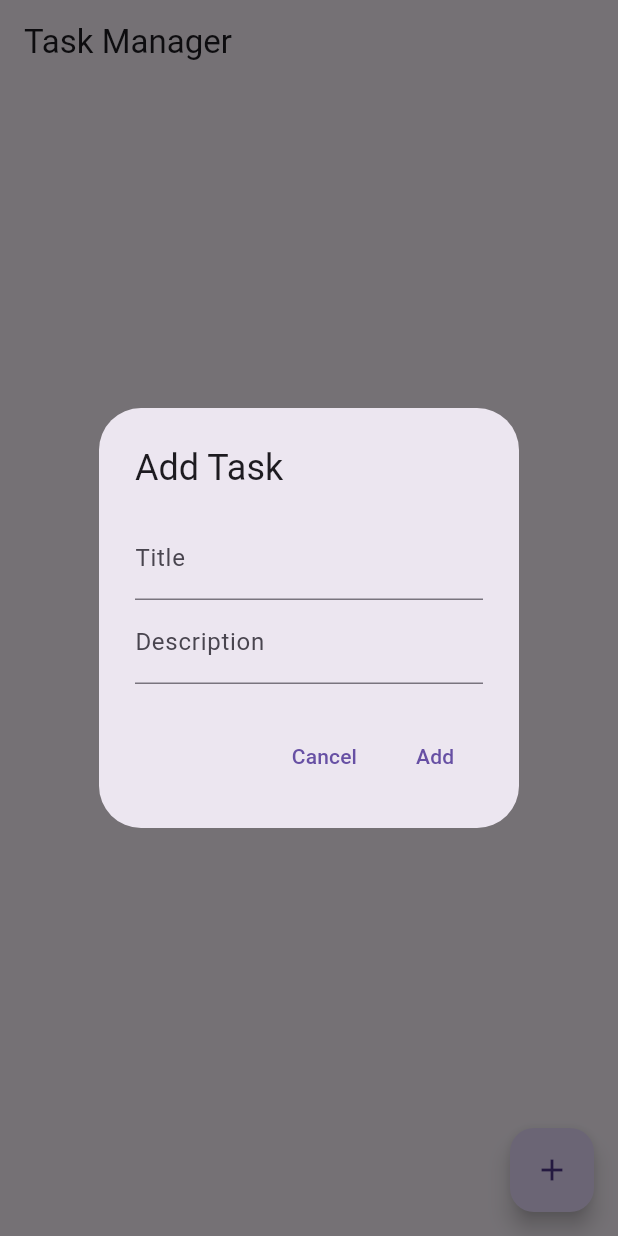
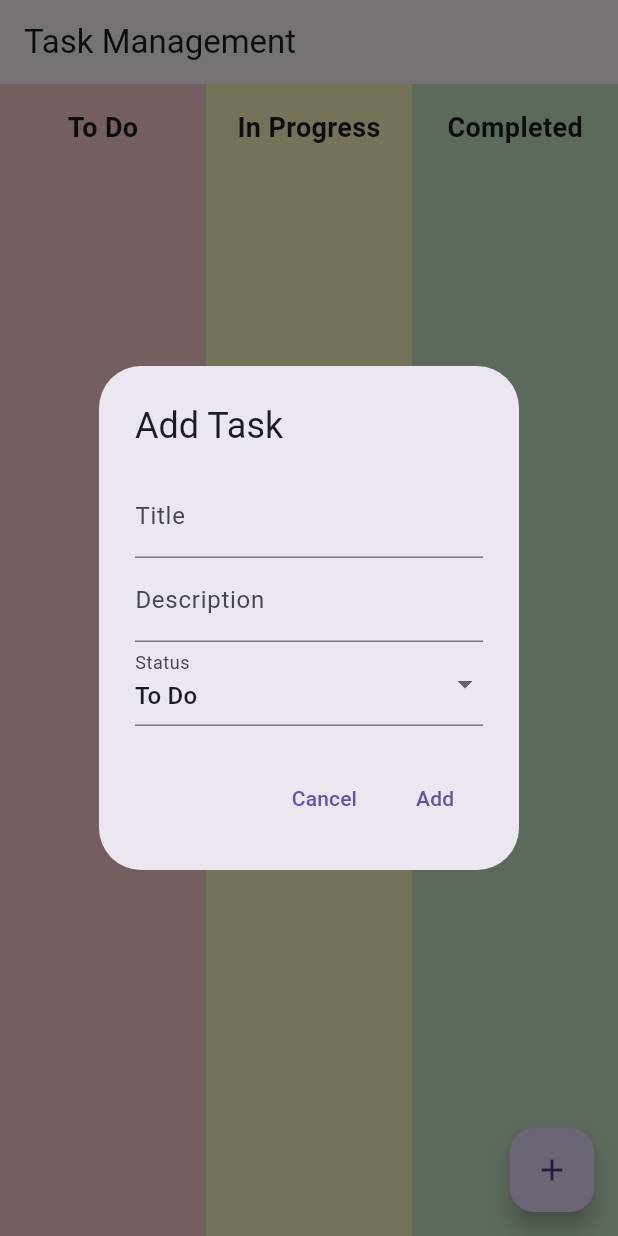
Before and after one commit to Jamie1103/task_management, a Flutter app: the screen it shows after launch, after a tap on the "add" icon, on a phone screen of 412 x 824 dp. Run offline on Flutter 3.47's test engine with Material 3 defaults, Android fonts, the light colour scheme and no system bars; our stand-ins replace hive_flutter; accounts and stored records are empty.

Commit message:
Update main.dart

```diff
--- a/lib/main.dart
+++ b/lib/main.dart
@@ -23,12 +23,15 @@ class Task extends HiveObject {
   String status;
   @HiveField(3)
   DateTime createdAtTime;
+  @HiveField(4)
+  DateTime updatedAtTime;
 
   Task({
     required this.title,
     required this.description,
     this.status = 'To Do',
     required this.createdAtTime,
+    required this.updatedAtTime,
   });
 }
 
@@ -43,6 +46,7 @@ class TaskAdapter extends TypeAdapter<Task> {
       description: reader.readString(),
       status: reader.readString(),
       createdAtTime: DateTime.parse(reader.readString()),
+      updatedAtTime: DateTime.parse(reader.readString()),
     );
   }
 
@@ -52,6 +56,7 @@ class TaskAdapter extends TypeAdapter<Task> {
     writer.writeString(obj.description);
     writer.writeString(obj.status);
     writer.writeString(obj.createdAtTime.toIso8601String());
+    writer.writeString(obj.updatedAtTime.toIso8601String());
   }
 }
 
@@ -67,17 +72,7 @@ class TaskProvider with ChangeNotifier {
 
   Future<void> _initHive() async {
     _taskBox = Hive.box<Task>('tasksBox');
-    _cleanOldTasks();
     _loadTasks();
-  }
-
-  void _cleanOldTasks() {
-    // Remove tasks from previous day
-    for (var task in _taskBox.values.toList()) {
-      if (task.createdAtTime.day != DateTime.now().day) {
-        task.delete();
-      }
-    }
   }
 
   void _loadTasks() {
@@ -86,10 +81,12 @@ class TaskProvider with ChangeNotifier {
   }
 
   void addTask(String title, String description) {
+    final now = DateTime.now();
     final task = Task(
       title: title,
       description: description,
-      createdAtTime: DateTime.now(),
+      createdAtTime: now,
+      updatedAtTime: now,
     );
     _taskBox.add(task);
     _tasks.add(task);
@@ -101,6 +98,7 @@ class TaskProvider with ChangeNotifier {
     task.title = title;
     task.description = description;
     task.status = status;
+    task.updatedAtTime = DateTime.now();
     task.save();
     notifyListeners();
   }
@@ -110,6 +108,66 @@ class TaskProvider with ChangeNotifier {
     _tasks.removeAt(index);
     notifyListeners();
   }
+}
+
+void _showTaskDialog(BuildContext context, TaskProvider taskProvider, Task? task) {
+  final titleController = TextEditingController(text: task?.title);
+  final descController = TextEditingController(text: task?.description);
+  String status = task?.status ?? 'To Do';
+
+  showDialog(
+    context: context,
+    builder: (context) {
+      return StatefulBuilder(
+        builder: (context, setState) {
+          return AlertDialog(
+            title: Text(task == null ? 'Add Task' : 'Edit Task'),
+            content: Column(
+              mainAxisSize: MainAxisSize.min,
+              children: [
+                TextField(controller: titleController, decoration: InputDecoration(labelText: 'Title')),
+                TextField(controller: descController, decoration: InputDecoration(labelText: 'Description')),
+
+                DropdownButtonFormField<String>(
+                  value: status,
+                  decoration: InputDecoration(labelText: 'Status'),
+                  items: ['To Do', 'In Progress', 'Complete']
+                      .map((s) => DropdownMenuItem(value: s, child: Text(s)))
+                      .toList(),
+                  onChanged: (value) {
+                    if (value != null) {
+                      setState(() {
+                        status = value;
+                      });
+                    }
+                  },
+                ),
+              ],
+            ),
+            actions: [
+              TextButton(child: Text('Cancel'), onPressed: () => Navigator.pop(context)),
+              TextButton(
+                child: Text(task == null ? 'Add' : 'Update'),
+                onPressed: () {
+                  if (task == null) {
+                    taskProvider.addTask(titleController.text, descController.text);
+                  } else {
+                    taskProvider.updateTask(
+                      taskProvider.tasks.indexOf(task),
+                      titleController.text,
+                      descController.text,
+                      status,
+                    );
+                  }
+                  Navigator.pop(context);
+                },
+              ),
+            ],
+          );
+        },
+      );
+    },
+  );
 }
 
 class MyApp extends StatelessWidget {
@@ -130,12 +188,44 @@ class TaskScreen extends StatelessWidget {
     final taskProvider = Provider.of<TaskProvider>(context);
 
     return Scaffold(
-      appBar: AppBar(title: Text('Task Manager')),
-      body: ListView.builder(
-        itemCount: taskProvider.tasks.length,
+      appBar: AppBar(title: Text('Task Management')),
+      body: Row(
+        children: [
+          Expanded(child: _buildTaskColumn(context, 'To Do', taskProvider, Colors.red[100]!)),
+          Expanded(child: _buildTaskColumn(context, 'In Progress', taskProvider, Colors.yellow[100]!)),
+          Expanded(child: _buildTaskColumn(context, 'Completed', taskProvider, Colors.green[100]!)),
+        ],
+      ),
+      floatingActionButton: FloatingActionButton(
+        child: Icon(Icons.add),
+        onPressed: () => _showTaskDialog(context, taskProvider, null),
+      ),
+    );
+  }
+Widget _buildTaskColumn(BuildContext context, String status, TaskProvider taskProvider, Color color) {
+  List<Task> tasks = taskProvider.tasks.where((task) => task.status == status).toList();
+
+  return Container(
+    color: color,
+    padding: EdgeInsets.all(8),
+    child: Column(
+      children: [
+        Padding(
+          padding: const EdgeInsets.all(8.0),
+          child: Center( // Ensures header is centered
+            child: Text(
+              status,
+              style: TextStyle(fontSize: 18, fontWeight: FontWeight.bold),
+            ),
+          ),
+        ),
+        Expanded(
+          child: ListView.builder(
+            itemCount: tasks.length,
             itemBuilder: (context, index) {
-          final task = taskProvider.tasks[index];
-          return ListTile(
+              final task = tasks[index];
+              return Card(
+                child: ListTile(
                   title: Text(task.title),
                   subtitle: Text(task.description),
                   trailing: Row(
@@ -145,93 +235,43 @@ class TaskScreen extends StatelessWidget {
                         value: task.status,
                         onChanged: (value) {
                           if (value != null) {
-                      taskProvider.updateTask(index, task.title, task.description, value);
+                            taskProvider.updateTask(
+                              taskProvider.tasks.indexOf(task),
+                              task.title,
+                              task.description,
+                              value,
+                            );
                           }
                         },
-                  items: ['To Do', 'In Progress', 'Complete'].map((status) {
+                        items: ['To Do', 'In Progress', 'Completed'].map((status) {
                           return DropdownMenuItem(value: status, child: Text(status));
                         }).toList(),
                       ),
                       IconButton(
                         icon: Icon(Icons.edit, color: Colors.blue),
                         onPressed: () {
-                    TextEditingController titleController = TextEditingController(text: task.title);
-                    TextEditingController descController = TextEditingController(text: task.description);
-
-                    showDialog(
-                      context: context,
-                      builder: (context) {
-                        return AlertDialog(
-                          title: Text('Edit Task'),
-                          content: Column(
-                            mainAxisSize: MainAxisSize.min,
-                            children: [
-                              TextField(controller: titleController, decoration: InputDecoration(labelText: 'Title')),
-                              TextField(controller: descController, decoration: InputDecoration(labelText: 'Description')),
-                            ],
-                          ),
-                          actions: [
-                            TextButton(
-                              child: Text('Cancel'),
-                              onPressed: () => Navigator.pop(context),
-                            ),
-                            TextButton(
-                              child: Text('Update'),
-                              onPressed: () {
-                                taskProvider.updateTask(index, titleController.text, descController.text, task.status);
-                                Navigator.pop(context);
-                              },
-                            ),
-                          ],
-                        );
-                      },
-                    );
+                          _showTaskDialog(context, taskProvider, task);
                         },
                       ),
                       IconButton(
                         icon: Icon(Icons.delete, color: Colors.red),
-                  onPressed: () => taskProvider.deleteTask(index),
+                        onPressed: () {
+                          taskProvider.deleteTask(taskProvider.tasks.indexOf(task));
+                        },
+                      ),
+                    ],
+                  ),
+                ),
+              );
+            },
+          ),
         ),
       ],
     ),
   );
-        },
-      ),
-      floatingActionButton: FloatingActionButton(
-        child: Icon(Icons.add),
-        onPressed: () {
-          showDialog(
-            context: context,
-            builder: (context) {
-              TextEditingController titleController = TextEditingController();
-              TextEditingController descController = TextEditingController();
+}
+}
 
-              return AlertDialog(
-                title: Text('Add Task'),
-                content: Column(
-                  mainAxisSize: MainAxisSize.min,
-                  children: [
-                    TextField(controller: titleController, decoration: InputDecoration(labelText: 'Title')),
-                    TextField(controller: descController, decoration: InputDecoration(labelText: 'Description')),
-                  ],
-                ),
-                actions: [
-                  TextButton(
-                    child: Text('Cancel'),
-                    onPressed: () => Navigator.pop(context),
-                  ),
-                  TextButton(
-                    child: Text('Add'),
-                    onPressed: () {
-                      taskProvider.addTask(titleController.text, descController.text);
-                      Navigator.pop(context);
-                    },
-                  ),
-                ],
-              );
-            },
-          );
-        },
       ),
     );
   }
```
Lines whose indentation alone changed are shown as unchanged.
